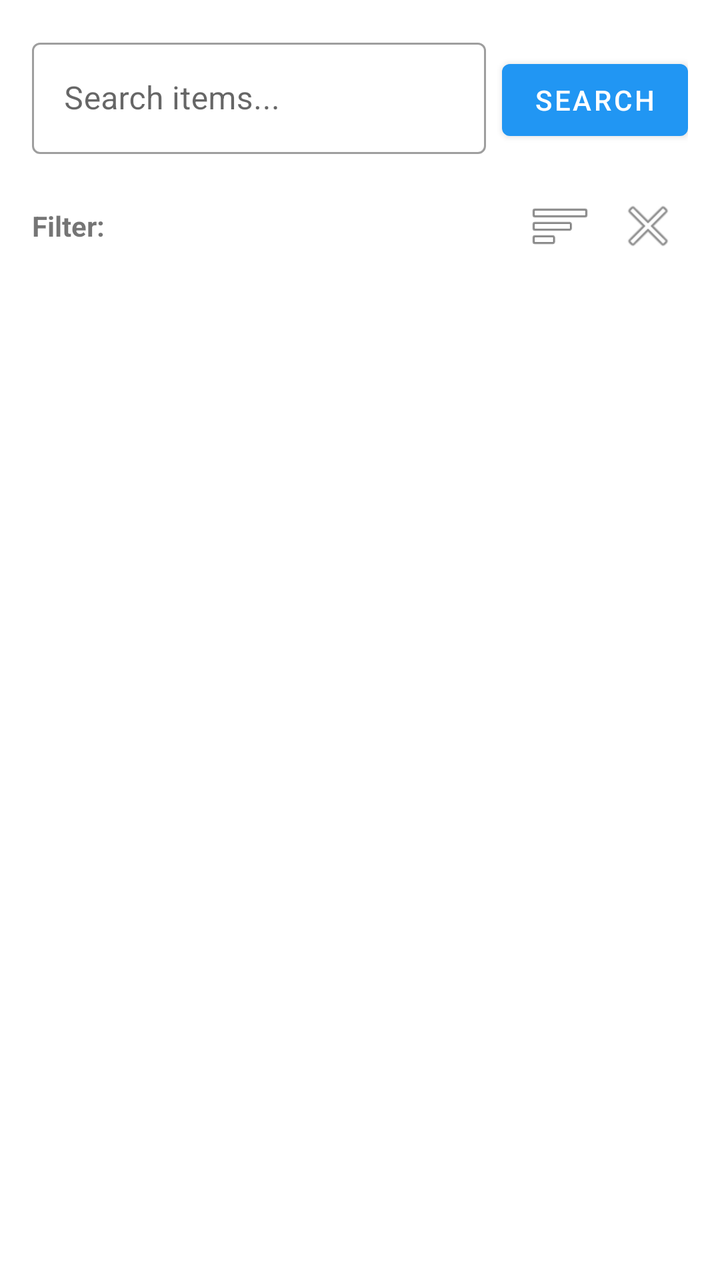
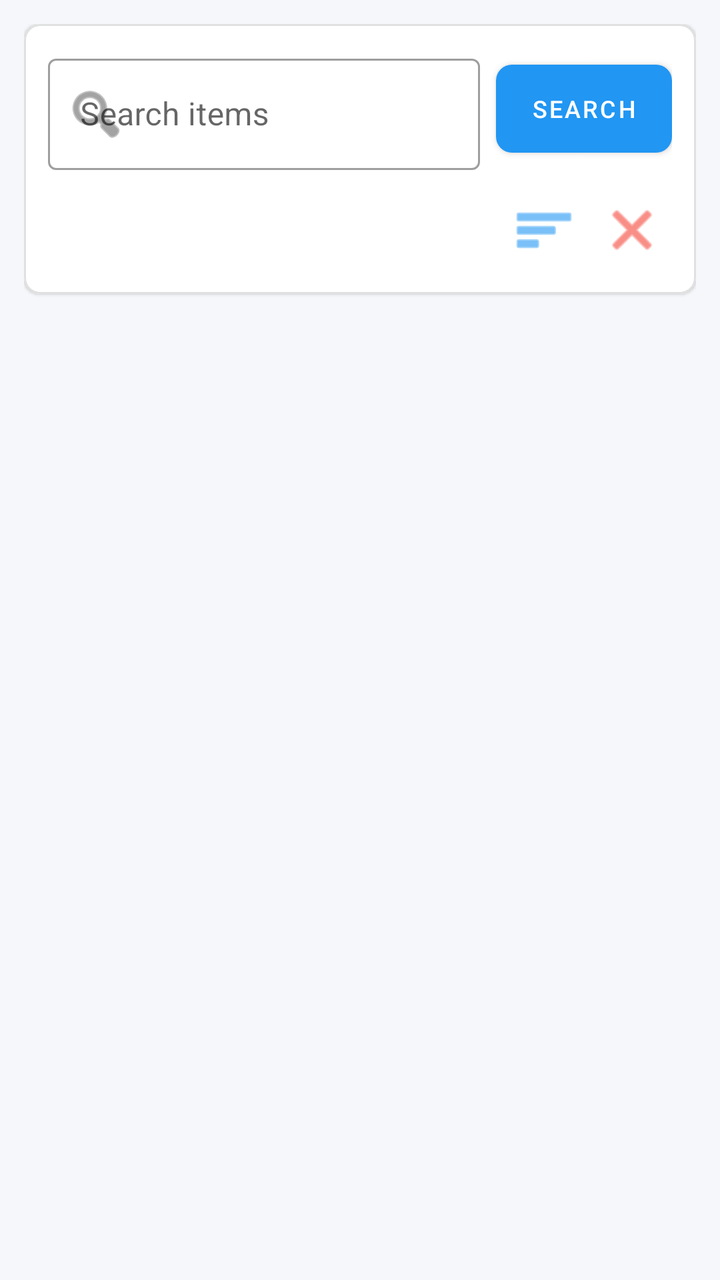

Two renders of the same Android screen: before a commit and after it. Below are the layout's source before the change and the commit's diff.
<!-- AndroidManifest.xml: application theme Theme.InvoiceApp -->
<!-- res/layout/fragment_items.xml -->
<?xml version="1.0" encoding="utf-8"?>
<LinearLayout xmlns:android="http://schemas.android.com/apk/res/android"
    xmlns:app="http://schemas.android.com/apk/res-auto"
    android:layout_width="match_parent"
    android:layout_height="match_parent"
    android:orientation="vertical">

    <LinearLayout
        android:layout_width="match_parent"
        android:layout_height="wrap_content"
        android:orientation="horizontal"
        android:padding="16dp">

        <com.google.android.material.textfield.TextInputLayout
            android:layout_width="0dp"
            android:layout_height="wrap_content"
            android:layout_weight="1"
            style="@style/Widget.MaterialComponents.TextInputLayout.OutlinedBox">

            <com.google.android.material.textfield.TextInputEditText
                android:id="@+id/etSearch"
                android:layout_width="match_parent"
                android:layout_height="wrap_content"
                android:hint="Search items..."
                android:imeOptions="actionSearch"
                android:inputType="text" />
        </com.google.android.material.textfield.TextInputLayout>

        <Button
            android:id="@+id/btnSearch"
            android:layout_width="wrap_content"
            android:layout_height="wrap_content"
            android:layout_marginStart="8dp"
            android:text="Search" />
    </LinearLayout>

    <LinearLayout
        android:layout_width="match_parent"
        android:layout_height="wrap_content"
        android:orientation="horizontal"
        android:paddingStart="16dp"
        android:paddingEnd="16dp"
        android:paddingBottom="8dp"
        android:gravity="center_vertical">

        <TextView
            android:layout_width="wrap_content"
            android:layout_height="wrap_content"
            android:text="Filter:"
            android:textSize="14sp"
            android:textStyle="bold"
            android:layout_marginEnd="8dp" />

        <HorizontalScrollView
            android:layout_width="0dp"
            android:layout_height="wrap_content"
            android:layout_weight="1"
            android:scrollbars="none">

            <com.google.android.material.chip.ChipGroup
                android:id="@+id/chipGroupCategories"
                android:layout_width="wrap_content"
                android:layout_height="wrap_content"
                app:singleSelection="true" />
        </HorizontalScrollView>

        <ImageButton
            android:id="@+id/btnFilterCategory"
            android:layout_width="40dp"
            android:layout_height="40dp"
            android:src="@android:drawable/ic_menu_sort_by_size"
            android:background="?attr/selectableItemBackgroundBorderless"
            android:contentDescription="Filter by category"
            android:layout_marginStart="8dp" />

        <ImageButton
            android:id="@+id/btnClearFilter"
            android:layout_width="40dp"
            android:layout_height="40dp"
            android:src="@android:drawable/ic_menu_close_clear_cancel"
            android:background="?attr/selectableItemBackgroundBorderless"
            android:contentDescription="Clear filter"
            android:layout_marginStart="4dp" />
    </LinearLayout>

    <FrameLayout
        android:layout_width="match_parent"
        android:layout_height="match_parent">

        <androidx.recyclerview.widget.RecyclerView
            android:id="@+id/recyclerView"
            android:layout_width="match_parent"
            android:layout_height="match_parent"
            android:clipToPadding="false"
            android:padding="8dp" />

        <TextView
            android:id="@+id/tvEmptyView"
            android:layout_width="match_parent"
            android:layout_height="match_parent"
            android:gravity="center"
            android:text="No items found.\nTap + to add an item."
            android:textSize="16sp"
            android:textColor="@android:color/darker_gray"
            android:visibility="gone" />

        <ProgressBar
            android:id="@+id/progressBar"
            android:layout_width="wrap_content"
            android:layout_height="wrap_content"
            android:layout_gravity="center"
            android:visibility="gone" />
    </FrameLayout>

</LinearLayout>
<!-- resources referenced by this layout -->
<resources>
  <style name="Theme.InvoiceApp" parent="Theme.MaterialComponents.DayNight.NoActionBar">
          <item name="colorPrimary">@color/primary</item>
          <item name="colorPrimaryVariant">@color/primary_dark</item>
          <item name="colorOnPrimary">@color/white</item>
          <item name="colorSecondary">@color/accent</item>
          <item name="colorSecondaryVariant">@color/accent</item>
          <item name="colorOnSecondary">@color/black</item>
          <item name="android:statusBarColor">?attr/colorPrimaryVariant</item>
          <item name="bottomNavigationStyle">@style/Widget.App.BottomNavigationView</item>
      </style>
  <color name="primary">#2196F3</color>
  <color name="primary_dark">#1976D2</color>
  <color name="white">#FFFFFFFF</color>
  <color name="accent">#FF9800</color>
  <color name="black">#FF000000</color>
  <style name="Widget.App.BottomNavigationView" parent="Widget.MaterialComponents.BottomNavigationView.Colored">
          <item name="backgroundTint">@color/white</item>
          <item name="itemIconTint">@color/bottom_nav_colors</item>
          <item name="itemTextColor">@color/bottom_nav_colors</item>
          <item name="itemRippleColor">@color/primary</item>
      </style>
</resources>

<!-- the commit's change to res/layout/fragment_items.xml (unified diff, before → after) -->
@@ -3,96 +3,117 @@
     xmlns:app="http://schemas.android.com/apk/res-auto"
     android:layout_width="match_parent"
     android:layout_height="match_parent"
-    android:orientation="vertical">
+    android:orientation="vertical"
+    android:background="#F5F7FA"
+    android:padding="12dp">
 
-    <LinearLayout
+    <com.google.android.material.card.MaterialCardView
         android:layout_width="match_parent"
         android:layout_height="wrap_content"
-        android:orientation="horizontal"
-        android:padding="16dp">
+        android:layout_marginBottom="12dp"
+        app:cardBackgroundColor="@color/white"
+        app:cardCornerRadius="8dp"
+        app:cardElevation="1dp"
+        app:strokeColor="@color/gray_300"
+        app:strokeWidth="1dp">
 
-        <com.google.android.material.textfield.TextInputLayout
-            android:layout_width="0dp"
+        <LinearLayout
+            android:layout_width="match_parent"
             android:layout_height="wrap_content"
-            android:layout_weight="1"
-            style="@style/Widget.MaterialComponents.TextInputLayout.OutlinedBox">
+            android:orientation="vertical"
+            android:padding="12dp">
 
-            <com.google.android.material.textfield.TextInputEditText
-                android:id="@+id/etSearch"
+            <LinearLayout
                 android:layout_width="match_parent"
                 android:layout_height="wrap_content"
-                android:hint="Search items..."
-                android:imeOptions="actionSearch"
-                android:inputType="text" />
-        </com.google.android.material.textfield.TextInputLayout>
+                android:gravity="center_vertical"
+                android:orientation="horizontal">
 
-        <Button
-            android:id="@+id/btnSearch"
-            android:layout_width="wrap_content"
-            android:layout_height="wrap_content"
-            android:layout_marginStart="8dp"
-            android:text="Search" />
-    </LinearLayout>
+                <com.google.android.material.textfield.TextInputLayout
+                    style="@style/Widget.MaterialComponents.TextInputLayout.OutlinedBox"
+                    android:layout_width="0dp"
+                    android:layout_height="wrap_content"
+                    android:layout_weight="1"
+                    android:hint="Search items"
+                    app:boxBackgroundColor="@color/white"
+                    app:startIconDrawable="@android:drawable/ic_menu_search">
 
-    <LinearLayout
-        android:layout_width="match_parent"
-        android:layout_height="wrap_content"
-        android:orientation="horizontal"
-        android:paddingStart="16dp"
-        android:paddingEnd="16dp"
-        android:paddingBottom="8dp"
-        android:gravity="center_vertical">
+                    <com.google.android.material.textfield.TextInputEditText
+                        android:id="@+id/etSearch"
+                        android:layout_width="match_parent"
+                        android:layout_height="wrap_content"
+                        android:imeOptions="actionSearch"
+                        android:inputType="text"
+                        android:maxLines="1"
+                        android:singleLine="true" />
+                </com.google.android.material.textfield.TextInputLayout>
 
-        <TextView
-            android:layout_width="wrap_content"
-            android:layout_height="wrap_content"
-            android:text="Filter:"
-            android:textSize="14sp"
-            android:textStyle="bold"
-            android:layout_marginEnd="8dp" />
+                <com.google.android.material.button.MaterialButton
+                    android:id="@+id/btnSearch"
+                    style="@style/Widget.MaterialComponents.Button"
+                    android:layout_width="wrap_content"
+                    android:layout_height="56dp"
+                    android:layout_marginStart="8dp"
+                    android:minWidth="88dp"
+                    android:text="Search"
+                    android:textSize="12sp"
+                    app:cornerRadius="8dp" />
+            </LinearLayout>
 
-        <HorizontalScrollView
-            android:layout_width="0dp"
-            android:layout_height="wrap_content"
-            android:layout_weight="1"
-            android:scrollbars="none">
+            <LinearLayout
+                android:layout_width="match_parent"
+                android:layout_height="wrap_content"
+                android:layout_marginTop="10dp"
+                android:gravity="center_vertical"
+                android:orientation="horizontal">
 
-            <com.google.android.material.chip.ChipGroup
-                android:id="@+id/chipGroupCategories"
-                android:layout_width="wrap_content"
-                android:layout_height="wrap_content"
-                app:singleSelection="true" />
-        </HorizontalScrollView>
+                <HorizontalScrollView
+                    android:layout_width="0dp"
+                    android:layout_height="wrap_content"
+                    android:layout_weight="1"
+                    android:scrollbars="none">
 
-        <ImageButton
-            android:id="@+id/btnFilterCategory"
-            android:layout_width="40dp"
-            android:layout_height="40dp"
-            android:src="@android:drawable/ic_menu_sort_by_size"
-            android:background="?attr/selectableItemBackgroundBorderless"
-            android:contentDescription="Filter by category"
-            android:layout_marginStart="8dp" />
+                    <com.google.android.material.chip.ChipGroup
+                        android:id="@+id/chipGroupCategories"
+                        android:layout_width="wrap_content"
+                        android:layout_height="wrap_content"
+                        app:singleSelection="true" />
+                </HorizontalScrollView>
 
-        <ImageButton
-            android:id="@+id/btnClearFilter"
-            android:layout_width="40dp"
-            android:layout_height="40dp"
-            android:src="@android:drawable/ic_menu_close_clear_cancel"
-            android:background="?attr/selectableItemBackgroundBorderless"
-            android:contentDescription="Clear filter"
-            android:layout_marginStart="4dp" />
-    </LinearLayout>
+                <ImageButton
+                    android:id="@+id/btnFilterCategory"
+                    android:layout_width="40dp"
+                    android:layout_height="40dp"
+                    android:layout_marginStart="8dp"
+                    android:background="?attr/selectableItemBackgroundBorderless"
+                    android:contentDescription="Filter by category"
+                    android:src="@android:drawable/ic_menu_sort_by_size"
+                    app:tint="@color/primary" />
+
+                <ImageButton
+                    android:id="@+id/btnClearFilter"
+                    android:layout_width="40dp"
+                    android:layout_height="40dp"
+                    android:layout_marginStart="4dp"
+                    android:background="?attr/selectableItemBackgroundBorderless"
+                    android:contentDescription="Clear filter"
+                    android:src="@android:drawable/ic_menu_close_clear_cancel"
+                    app:tint="@color/error" />
+            </LinearLayout>
+        </LinearLayout>
+    </com.google.android.material.card.MaterialCardView>
 
     <FrameLayout
         android:layout_width="match_parent"
-        android:layout_height="match_parent">
+        android:layout_height="0dp"
+        android:layout_weight="1">
 
         <androidx.recyclerview.widget.RecyclerView
             android:id="@+id/recyclerView"
             android:layout_width="match_parent"
             android:layout_height="match_parent"
             android:clipToPadding="false"
-            android:padding="8dp" />
+            android:paddingBottom="80dp" />
 
         <TextView
             android:id="@+id/tvEmptyView"
@@ -100,8 +121,8 @@
             android:layout_height="match_parent"
             android:gravity="center"
             android:text="No items found.\nTap + to add an item."
-            android:textSize="16sp"
-            android:textColor="@android:color/darker_gray"
+            android:textSize="14sp"
+            android:textColor="@color/gray_600"
             android:visibility="gone" />
 
         <ProgressBar
<!-- resource entries referenced after the edit -->
@@ -1,5 +1,8 @@
 <!-- resources referenced by this layout -->
 <resources>
+  <color name="error">#F44336</color>
+  <color name="gray_300">#E0E0E0</color>
+  <color name="gray_600">#757575</color>
   <style name="Theme.InvoiceApp" parent="Theme.MaterialComponents.DayNight.NoActionBar">
           <item name="colorPrimary">@color/primary</item>
           <item name="colorPrimaryVariant">@color/primary_dark</item>
